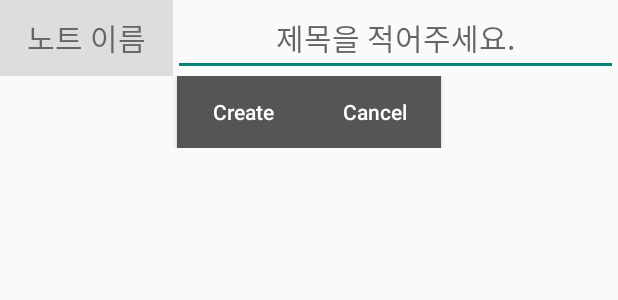
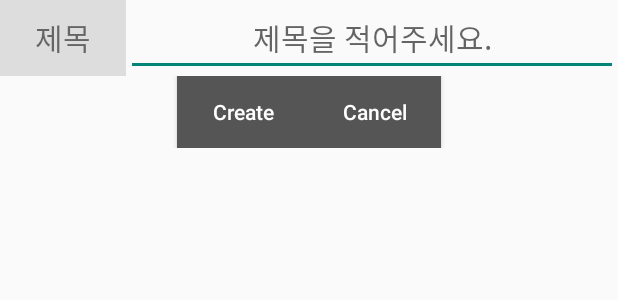
Before and after one commit to Rohjo13/capstoneASAP, an Android app: the layout create_notedata.xml on its own in the app's theme, with its tools: preview values and no code run, on a phone screen of 412 x 824 dp. Shown: the top 300 px of the screen. Run offline under Robolectric (Android 15) with nearby library versions, the phone set to English and light mode, and no system bars; Roboto replaces fonts that are not available here.

Commit message:
Update create_notedata.xml

```diff
--- a/app/src/main/res/layout/create_notedata.xml
+++ b/app/src/main/res/layout/create_notedata.xml
@@ -29,7 +29,7 @@
                 android:background="#dddddd"
                 android:fontFamily="@font/nanumsquareroundb"
                 android:gravity="center"
-                android:text="노트 이름"
+                android:text="제목"
                 android:textAlignment="center"
                 android:textSize="20sp" />
 
@@ -70,7 +70,6 @@
                 android:text="Cancel"
                 android:textAllCaps="false"
                 android:textColor="@color/white" />
-
         </TableRow>
     </LinearLayout>
 
```
